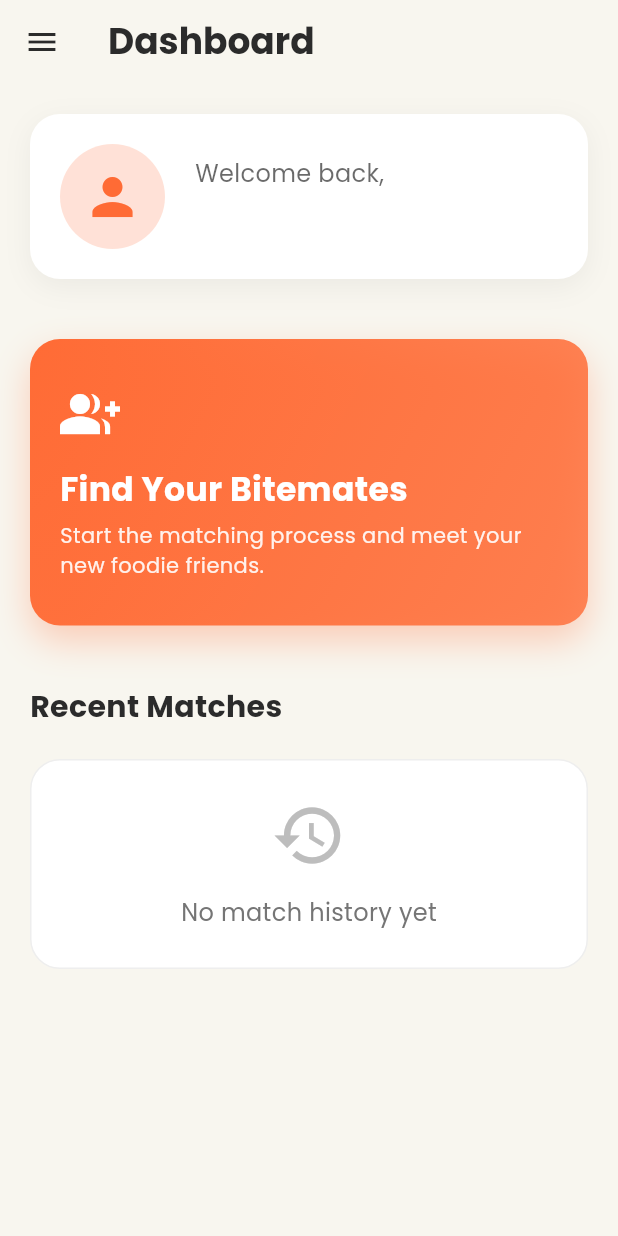
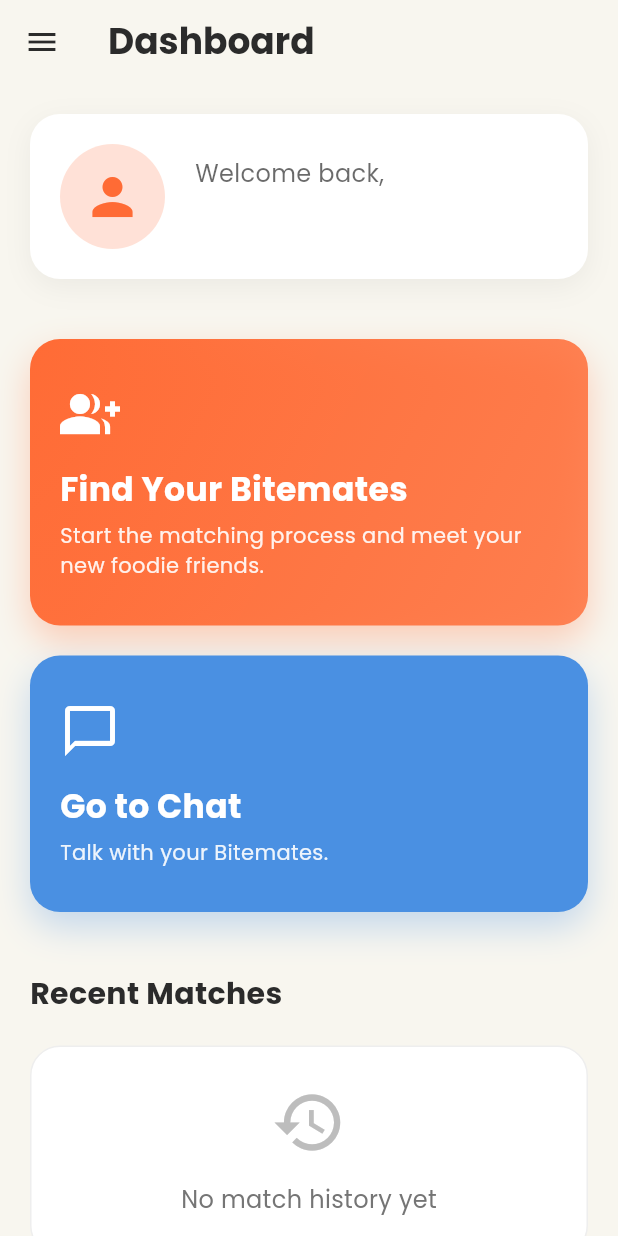
Before and after one commit to juanpaynor/bitemates-app, a Flutter app: the HomeScreen screen opened by its route, on a phone screen of 412 x 824 dp. Run offline on Flutter 3.47's test engine with Material 3 defaults, Android fonts, the phone set to English and light mode, and no system bars; our stand-ins replace cloud_firestore, cloud_functions, firebase_auth, firebase_core, firebase_storage, go_router and 3 more; missing offline and left inert: firebase_app_check, stream_chat_flutter; accounts and stored records are empty; network calls fail; project files that could hold a hidden picture were left out.

Commit message:
Updated the chat and creategroups function for dev sake.

```diff
--- a/lib/app_router.dart
+++ b/lib/app_router.dart
@@ -1,6 +1,7 @@
 import 'package:flutter/material.dart';
 import 'package:go_router/go_router.dart';
 import 'package:myapp/auth_notifier.dart';
+import 'package:myapp/chat_screen.dart'; // Added import
 import 'package:myapp/home_screen.dart';
 import 'package:myapp/bitemates_login_screen.dart';
 import 'package:myapp/bitemates_signup_screen.dart';
@@ -72,6 +73,14 @@ class AppRouter {
             return MyGroupScreen(groupId: groupId);
           },
         ),
+        // Updated chat route to accept a groupId
+        GoRoute(
+          path: '/chat/:groupId',
+          builder: (context, state) {
+            final groupId = state.pathParameters['groupId']!;
+            return ChatScreen(groupId: groupId);
+          },
+        ),
       ],
       redirect: (BuildContext context, GoRouterState state) {
         final location = state.uri.toString();
@@ -91,6 +100,11 @@ class AppRouter {
         }
 
         if (authState == AuthState.authenticated) {
+          // Allow access to chat screen anytime after authentication
+          if (location.startsWith('/chat/')) {
+            return null;
+          }
+
           if (onboardingStatus == OnboardingStatus.needsAdditionalInfo) {
             return '/additional-info';
           }
--- a/lib/home_screen.dart
+++ b/lib/home_screen.dart
@@ -43,6 +43,8 @@ class HomeScreen extends StatelessWidget {
             _buildProfileCard(nickname, photoUrl),
             const SizedBox(height: 40),
             _buildFindGroupCard(context),
+            const SizedBox(height: 20),
+            _buildChatCard(context), // Added chat card
             const SizedBox(height: 40),
             _buildHistorySection(),
           ],
@@ -154,6 +156,51 @@ class HomeScreen extends StatelessWidget {
     );
   }
 
+  // Added chat card widget
+  Widget _buildChatCard(BuildContext context) {
+    return InkWell(
+      onTap: () => context.go('/chat'),
+      child: Container(
+        width: double.infinity,
+        padding: const EdgeInsets.symmetric(horizontal: 20, vertical: 30),
+        decoration: BoxDecoration(
+          color: const Color(0xFF4A90E2), // A nice blue for chat
+          borderRadius: BorderRadius.circular(20),
+          boxShadow: [
+            BoxShadow(
+              color: const Color(0xFF4A90E2).withOpacity(0.3),
+              blurRadius: 20,
+              offset: const Offset(0, 10),
+            ),
+          ],
+        ),
+        child: Column(
+          crossAxisAlignment: CrossAxisAlignment.start,
+          children: [
+            const Icon(Icons.chat_bubble_outline, color: Colors.white, size: 40),
+            const SizedBox(height: 15),
+            Text(
+              'Go to Chat',
+              style: GoogleFonts.poppins(
+                color: Colors.white,
+                fontSize: 22,
+                fontWeight: FontWeight.bold,
+              ),
+            ),
+            const SizedBox(height: 5),
+            Text(
+              'Talk with your Bitemates.',
+              style: GoogleFonts.poppins(
+                color: Colors.white.withOpacity(0.9),
+                fontSize: 14,
+              ),
+            ),
+          ],
+        ),
+      ),
+    );
+  }
+
   Widget _buildHistorySection() {
     return Column(
       crossAxisAlignment: CrossAxisAlignment.start,
--- a/pubspec.yaml
+++ b/pubspec.yaml
@@ -16,7 +16,7 @@ dependencies:
   provider: ^6.1.2
   go_router: ^16.2.1
   firebase_core: ^4.1.0
-  firebase_auth: ^6.0.2
+  firebase_auth: ^6.1.0
   cloud_firestore: ^6.0.1
   flutter_staggered_animations: ^1.1.1
   lottie: ^3.3.2
@@ -25,8 +25,9 @@ dependencies:
   cached_network_image: ^3.4.1
   image_picker: ^1.2.0
   firebase_storage: ^13.0.1
-  cloud_functions: ^6.0.1
+  cloud_functions: ^6.0.2
   firebase_app_check: ^0.4.1
+  stream_chat_flutter: ^9.16.0
 
 dev_dependencies:
   flutter_test:
```
Also changed, not shown: lib/chat_screen.dart (added, +127 -0 lines), lib/my_group_screen.dart (+23 -2 lines), pubspec.lock, 4 other files.
